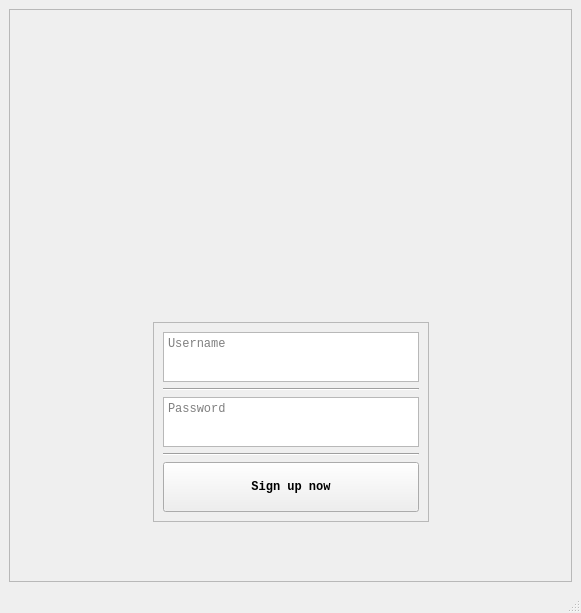
Before: the Qt Designer form QtClient/signupwindow.ui in Aitorsan/ThorChatServer, drawn with Qt 5.
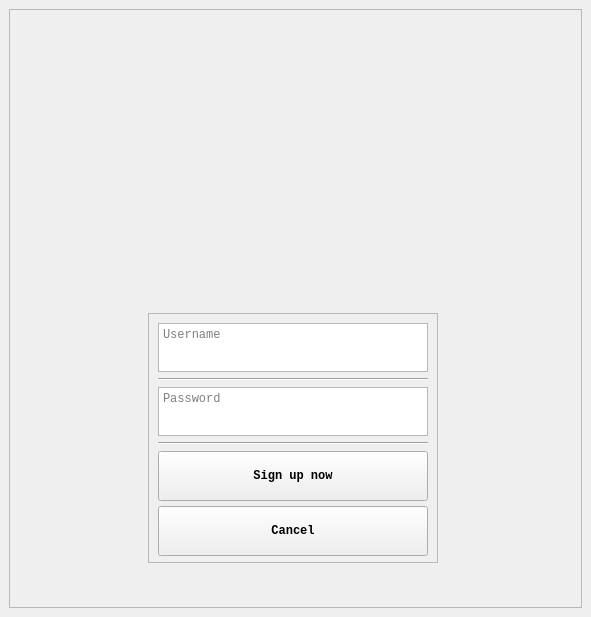
After: the same form once the commit is applied. Icons and pictures are not drawn.

Commit message: changed chatwindow from Qwidget to QmainWindow, added cancel functionality and singup functuanility to Singup window

```diff
--- a/QtClient/signupwindow.ui
+++ b/QtClient/signupwindow.ui
@@ -6,8 +6,8 @@
    <rect>
     <x>0</x>
     <y>0</y>
-    <width>581</width>
-    <height>613</height>
+    <width>591</width>
+    <height>617</height>
    </rect>
   </property>
   <property name="windowTitle">
@@ -30,12 +30,38 @@
        <enum>QFrame::Raised</enum>
       </property>
       <layout class="QGridLayout" name="gridLayout_2">
-       <item row="0" column="1">
+       <item row="2" column="3">
+        <spacer name="horizontalSpacer_2">
+         <property name="orientation">
+          <enum>Qt::Horizontal</enum>
+         </property>
+         <property name="sizeHint" stdset="0">
+          <size>
+           <width>124</width>
+           <height>20</height>
+          </size>
+         </property>
+        </spacer>
+       </item>
+       <item row="2" column="0">
+        <spacer name="horizontalSpacer">
+         <property name="orientation">
+          <enum>Qt::Horizontal</enum>
+         </property>
+         <property name="sizeHint" stdset="0">
+          <size>
+           <width>125</width>
+           <height>20</height>
+          </size>
+         </property>
+        </spacer>
+       </item>
+       <item row="0" column="1" colspan="2">
         <widget class="QPushButton" name="pushButton_2">
          <property name="minimumSize">
           <size>
-           <width>241</width>
-           <height>201</height>
+           <width>240</width>
+           <height>187</height>
           </size>
          </property>
          <property name="cursor">
@@ -59,19 +85,6 @@
          </property>
         </widget>
        </item>
-       <item row="1" column="0">
-        <spacer name="horizontalSpacer">
-         <property name="orientation">
-          <enum>Qt::Horizontal</enum>
-         </property>
-         <property name="sizeHint" stdset="0">
-          <size>
-           <width>125</width>
-           <height>20</height>
-          </size>
-         </property>
-        </spacer>
-       </item>
        <item row="1" column="1">
         <widget class="QFrame" name="frame_2">
          <property name="sizePolicy">
@@ -82,13 +95,13 @@
          </property>
          <property name="minimumSize">
           <size>
-           <width>276</width>
-           <height>200</height>
+           <width>290</width>
+           <height>250</height>
           </size>
          </property>
          <property name="maximumSize">
           <size>
-           <width>276</width>
+           <width>294</width>
            <height>200</height>
           </size>
          </property>
@@ -158,22 +171,42 @@
             </property>
            </widget>
           </item>
+          <item>
+           <spacer name="verticalSpacer">
+            <property name="orientation">
+             <enum>Qt::Vertical</enum>
+            </property>
+            <property name="sizeHint" stdset="0">
+             <size>
+              <width>20</width>
+              <height>40</height>
+             </size>
+            </property>
+           </spacer>
+          </item>
+          <item>
+           <widget class="QPushButton" name="pushButton_3">
+            <property name="minimumSize">
+             <size>
+              <width>0</width>
+              <height>50</height>
+             </size>
+            </property>
+            <property name="font">
+             <font>
+              <family>Monospace</family>
+              <weight>75</weight>
+              <bold>true</bold>
+             </font>
+            </property>
+            <property name="text">
+             <string>Cancel</string>
+            </property>
+           </widget>
+          </item>
          </layout>
         </widget>
        </item>
-       <item row="1" column="2">
-        <spacer name="horizontalSpacer_2">
-         <property name="orientation">
-          <enum>Qt::Horizontal</enum>
-         </property>
-         <property name="sizeHint" stdset="0">
-          <size>
-           <width>124</width>
-           <height>20</height>
-          </size>
-         </property>
-        </spacer>
-       </item>
       </layout>
      </widget>
     </item>
@@ -189,7 +222,6 @@
     </rect>
    </property>
   </widget>
-  <widget class="QStatusBar" name="statusbar"/>
  </widget>
  <resources/>
  <connections/>
```
Left out of the diff: 4 changed lines with no effect on the pictures. The commit also changes 19 other files.
